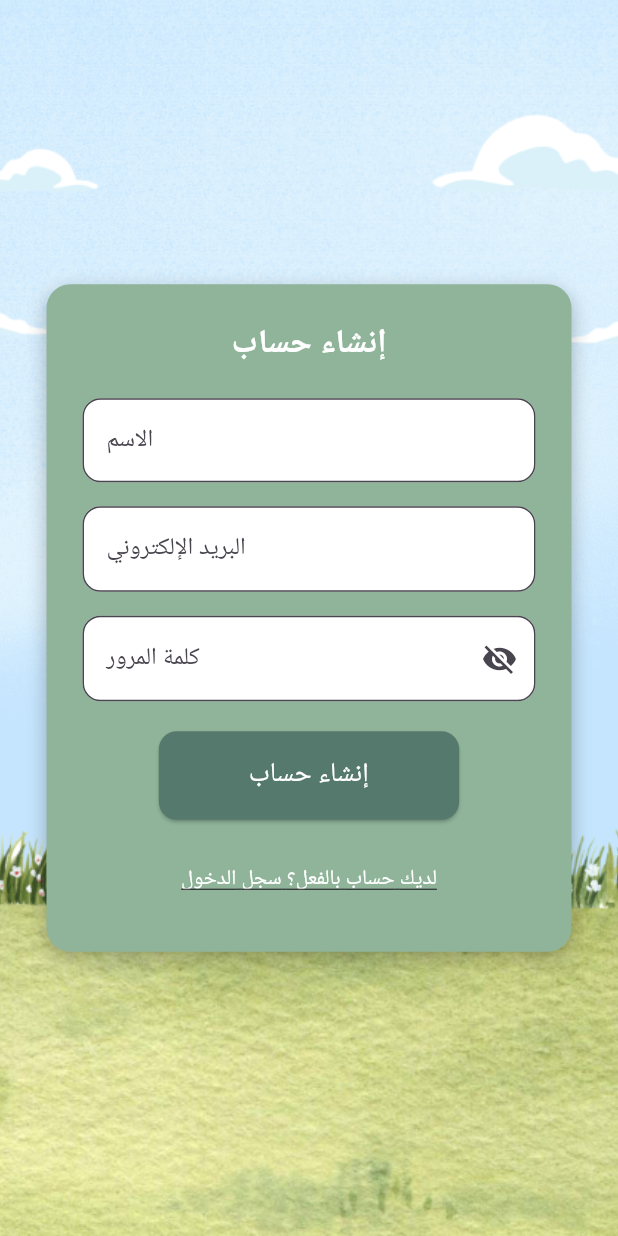
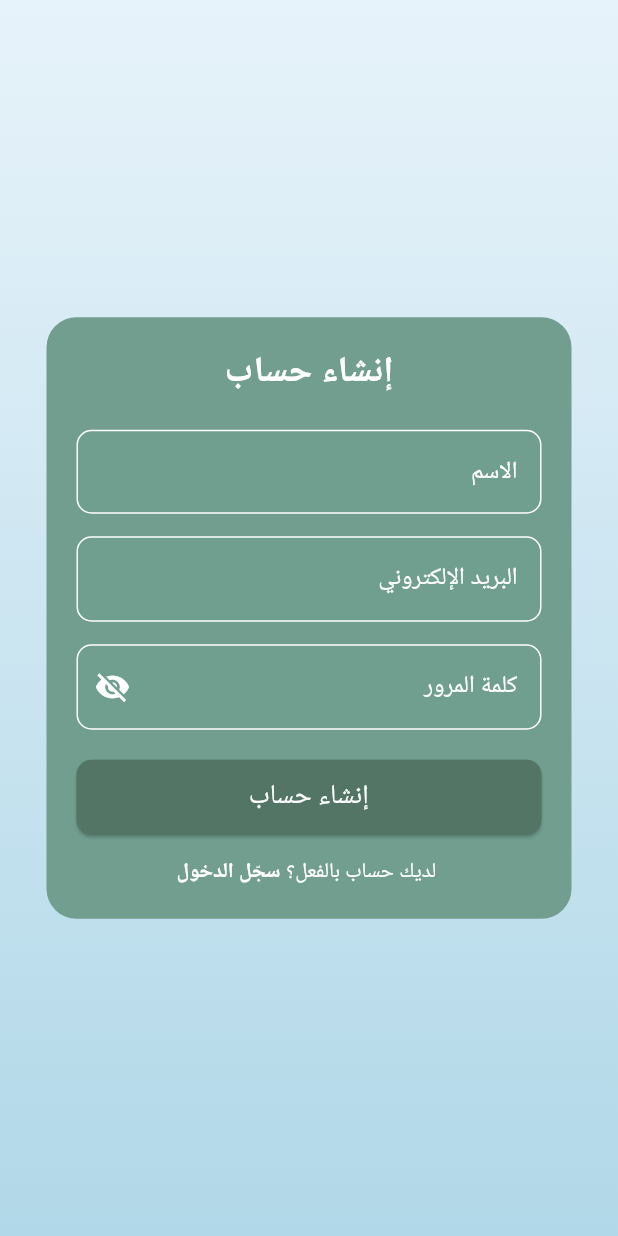
Before and after one commit to thurayax/SAGER, a Flutter app: the RegistrationScreen screen opened by its route, on a phone screen of 412 x 824 dp. Run offline on Flutter 3.47's test engine with Material 3 defaults, Android fonts, the phone set to English and light mode, and no system bars; our stand-ins replace fl_chart, flutter_tts, supabase_flutter; accounts and stored records are empty.

Commit message:
Update registration_screen.dart

```diff
--- a/lib/screens/registration_screen.dart
+++ b/lib/screens/registration_screen.dart
@@ -1,163 +1,294 @@
 import 'package:flutter/material.dart';
 import 'package:supabase_flutter/supabase_flutter.dart';
+import 'package:autism_app/screens/login_screen.dart';
 
-class RegistrationScreen extends StatelessWidget {
+class RegistrationScreen extends StatefulWidget {
+  const RegistrationScreen({Key? key}) : super(key: key);
+
+  @override
+  _RegistrationScreenState createState() => _RegistrationScreenState();
+}
+
+class _RegistrationScreenState extends State<RegistrationScreen> {
+  final _formKey = GlobalKey<FormState>();
+  bool _isPasswordVisible = false;
   final TextEditingController nameController = TextEditingController();
   final TextEditingController emailController = TextEditingController();
   final TextEditingController passwordController = TextEditingController();
 
-  void register(BuildContext context) async {
+  // Name validation function
+  String? _validateName(String? value) {
+    if (value == null || value.isEmpty) {
+      return 'يرجى إدخال الاسم';
+    }
+
+    // Regular expression for validating only letters (Arabic and English)
+    final nameRegex = RegExp(r'^[a-zA-Z\u0600-\u06FF ]+$');
+
+    if (!nameRegex.hasMatch(value)) {
+      return ' يجب أن يحتوي الاسم على أحرف فقط';
+    }
+    return null;
+  }
+
+  // Email validation function
+  String? _validateEmail(String? value) {
+    if (value == null || value.isEmpty) {
+      return 'يرجى إدخال البريد الإلكتروني';
+    }
+
+    // Regular expression for validating email
+    final emailRegex = RegExp(
+      r'^[a-zA-Z0-9]+([._-]?[a-zA-Z0-9]+)*@[a-zA-Z0-9-]+(\.[a-zA-Z]{2,})+$',
+    );
+
+    if (!emailRegex.hasMatch(value)) {
+      return 'يرجى إدخال بريد إلكتروني صحيح';
+    }
+    return null;
+  }
+
+  // Password validation function
+  String? _validatePassword(String? value) {
+    if (value == null || value.isEmpty) {
+      return 'يرجى إدخال كلمة المرور';
+    }
+
+    // Password requirements
+    final passwordRegex = RegExp(
+      r'^(?=.*[A-Z])(?=.*[a-z])(?=.*\d)(?=.*[!@#\$&*~]).{8,16}$',
+    );
+
+    if (!passwordRegex.hasMatch(value)) {
+      return 'الحد الأدنى لكلمة المرور (8-16 حرف بالإنجليزية) \n :يجب أن تتضمن \n أحرف كبيرة وصغيرة \n أرقام \n رموز (مثل: ! , # , @)';
+    }
+    return null;
+  }
+
+  // Register method using Supabase
+  Future<void> register(BuildContext context) async {
+    if (_formKey.currentState!.validate()) {
       try {
-      // تسجيل المستخدم مع تمرير الاسم كـ metadata
         final response = await Supabase.instance.client.auth.signUp(
           email: emailController.text,
           password: passwordController.text,
-        data: {'name': nameController.text}, // إضافة الاسم
+          data: {'name': nameController.text},
         );
 
-      // التحقق من نجاح عملية التسجيل
         if (response.user != null) {
           ScaffoldMessenger.of(context).showSnackBar(
             const SnackBar(content: Text('تم إنشاء الحساب بنجاح!')),
           );
-        Navigator.pop(context); // العودة إلى الشاشة السابقة
+          Navigator.pop(context); // Navigate back to login
         } else if (response.session == null) {
           ScaffoldMessenger.of(context).showSnackBar(
-          const SnackBar(content: Text('فشل إنشاء الحساب. يرجى المحاولة مرة أخرى.')),
+            const SnackBar(
+                content: Text('فشل إنشاء الحساب. يرجى المحاولة مرة أخرى.')),
           );
         }
       } on AuthException catch (e) {
-      // معالجة الأخطاء الخاصة بالمصادقة
         ScaffoldMessenger.of(context).showSnackBar(
           SnackBar(content: Text('خطأ في المصادقة: ${e.message}')),
         );
       } catch (e) {
-      // معالجة الأخطاء العامة
         ScaffoldMessenger.of(context).showSnackBar(
           SnackBar(content: Text('حدث خطأ غير متوقع: $e')),
         );
+      }
     }
   }
 
   @override
   Widget build(BuildContext context) {
     return Scaffold(
-      body: Stack(
-        children: [
-          // الخلفية
-          Positioned.fill(
-            child: Image.asset(
-              'assets/images/Blue and Green.png', // المسار الخاص بالخلفية
-              fit: BoxFit.cover,
+      body: Container(
+        width: double.infinity,
+        decoration: const BoxDecoration(
+          gradient: LinearGradient(
+            begin: Alignment.topCenter,
+            end: Alignment.bottomCenter,
+            colors: [
+              Color(0xFFE7F3FA),
+              Color(0xFFB1D8E8),
+            ],
           ),
         ),
-          Center(
-            child: SingleChildScrollView(
+        child: Center(
           child: Container(
-                width: 350, // عرض المربع
-                padding: const EdgeInsets.all(24),
+            padding: const EdgeInsets.all(20.0),
+            width: 350,
             decoration: BoxDecoration(
-                  color: const Color(0xFF8FB49A),
-                  borderRadius: BorderRadius.circular(16),
-                  boxShadow: [
-                    BoxShadow(
-                      color: Colors.black26,
-                      blurRadius: 10,
-                      offset: Offset(0, 4),
+              color: const Color(0xFF719E8F),
+              borderRadius: BorderRadius.circular(20),
             ),
-                  ],
-                ),
+            child: Form(
+              key: _formKey,
               child: Column(
                 mainAxisSize: MainAxisSize.min,
                 children: [
                   const Text(
                     'إنشاء حساب',
                     style: TextStyle(
-                        fontSize: 22,
+                      fontSize: 24,
                       fontWeight: FontWeight.bold,
                       color: Colors.white,
                     ),
-                      textAlign: TextAlign.center,
                   ),
                   const SizedBox(height: 20),
-                    // حقل الاسم
-                    TextField(
+
+                  // Name Field
+                  TextFormField(
                     controller: nameController,
+                    textAlign: TextAlign.right,
                     decoration: InputDecoration(
                       hintText: 'الاسم',
+                      hintStyle: const TextStyle(
+                        color: Colors.white,
+                        fontWeight: FontWeight.normal,
+                      ),
                       filled: true,
-                        fillColor: Colors.white,
-                        border: OutlineInputBorder(
-                          borderRadius: BorderRadius.circular(12),
+                      fillColor: const Color(0xFF709E8F),
+                      enabledBorder: OutlineInputBorder(
+                        borderRadius: BorderRadius.circular(10),
+                        borderSide:
+                            const BorderSide(color: Colors.white, width: 1),
+                      ),
+                      focusedBorder: OutlineInputBorder(
+                        borderRadius: BorderRadius.circular(10),
+                        borderSide:
+                            const BorderSide(color: Colors.white, width: 1),
                       ),
                     ),
+                    validator: _validateName, // Name validation
                   ),
-                    const SizedBox(height: 16),
-                    // حقل البريد الإلكتروني
-                    TextField(
+                  const SizedBox(height: 15),
+
+                  // Email Field
+                  TextFormField(
                     controller: emailController,
+                    textAlign: TextAlign.right,
                     decoration: InputDecoration(
                       hintText: 'البريد الإلكتروني',
+                      hintStyle: const TextStyle(
+                        color: Colors.white,
+                        fontWeight: FontWeight.normal,
+                      ),
                       filled: true,
-                        fillColor: Colors.white,
-                        border: OutlineInputBorder(
-                          borderRadius: BorderRadius.circular(12),
+                      fillColor: const Color(0xFF709E8F),
+                      enabledBorder: OutlineInputBorder(
+                        borderRadius: BorderRadius.circular(10),
+                        borderSide:
+                            const BorderSide(color: Colors.white, width: 1),
+                      ),
+                      focusedBorder: OutlineInputBorder(
+                        borderRadius: BorderRadius.circular(10),
+                        borderSide:
+                            const BorderSide(color: Colors.white, width: 1),
                       ),
                     ),
+                    validator: _validateEmail, // Email validation
                   ),
-                    const SizedBox(height: 16),
-                    // حقل كلمة المرور
-                    TextField(
+                  const SizedBox(height: 15),
+
+                  // Password Field
+                  TextFormField(
                     controller: passwordController,
-                      obscureText: true,
+                    textAlign: TextAlign.right,
+                    obscureText: !_isPasswordVisible,
                     decoration: InputDecoration(
                       hintText: 'كلمة المرور',
+                      hintStyle: const TextStyle(
+                        color: Colors.white,
+                        fontWeight: FontWeight.normal,
+                      ),
                       filled: true,
-                        fillColor: Colors.white,
-                        border: OutlineInputBorder(
-                          borderRadius: BorderRadius.circular(12),
+                      fillColor: const Color(0xFF709E8F),
+                      prefixIcon: IconButton(
+                        icon: Icon(
+                          _isPasswordVisible
+                              ? Icons.visibility
+                              : Icons.visibility_off,
+                          color: Colors.white,
                         ),
-                        suffixIcon: Icon(Icons.visibility_off),
+                        onPressed: () {
+                          setState(() {
+                            _isPasswordVisible = !_isPasswordVisible;
+                          });
+                        },
+                      ),
+                      enabledBorder: OutlineInputBorder(
+                        borderRadius: BorderRadius.circular(10),
+                        borderSide:
+                            const BorderSide(color: Colors.white, width: 1),
+                      ),
+                      focusedBorder: OutlineInputBorder(
+                        borderRadius: BorderRadius.circular(10),
+                        borderSide:
+                            const BorderSide(color: Colors.white, width: 1),
                       ),
                     ),
+                    validator: _validatePassword, // Password validation
+                  ),
                   const SizedBox(height: 20),
-                    // زر التسجيل
+
+                  // Sign Up Button
                   ElevatedButton(
-                      onPressed: () => register(context),
                     style: ElevatedButton.styleFrom(
-                        backgroundColor: const Color(0xFF56796D),
-                        padding: const EdgeInsets.symmetric(
-                            vertical: 16, horizontal: 60),
+                      backgroundColor: const Color(0xFF527566),
+                      minimumSize: const Size(double.infinity, 50),
                       shape: RoundedRectangleBorder(
-                          borderRadius: BorderRadius.circular(12),
+                        borderRadius: BorderRadius.circular(10),
                       ),
                     ),
+                    onPressed: () {
+                      register(context);
+                    },
                     child: const Text(
                       'إنشاء حساب',
                       style: TextStyle(
                           fontSize: 18,
                           color: Colors.white,
+                          fontWeight: FontWeight.normal),
+                    ),
+                  ),
+                  const SizedBox(height: 15),
+
+                  // Login Prompt
+                  Row(
+                    mainAxisAlignment: MainAxisAlignment.center,
+                    children: [
+                      GestureDetector(
+                        onTap: () {
+                          Navigator.push(
+                            context,
+                            MaterialPageRoute(
+                                builder: (context) => const LoginScreen()),
+                          );
+                        },
+                        child: MouseRegion(
+                          cursor: SystemMouseCursors.click,
+                          onHover: (_) {
+                            setState(() {});
+                          },
+                          child: Text(
+                            'سجّل الدخول',
+                            style: const TextStyle(
+                                color: Colors.white,
+                                fontWeight: FontWeight.bold),
                           ),
                         ),
                       ),
-                    const SizedBox(height: 16),
-                    // رابط تسجيل الدخول
-                    TextButton(
-                      onPressed: () => Navigator.pop(context),
-                      child: const Text(
-                        'لديك حساب بالفعل؟ سجل الدخول',
-                        style: TextStyle(
-                          color: Colors.white,
-                          decoration: TextDecoration.underline,
+                      const Text(
+                        ' لديك حساب بالفعل؟ ',
+                        style: TextStyle(color: Colors.white),
                       ),
-                      ),
+                    ],
                   ),
                 ],
               ),
             ),
           ),
         ),
-        ],
       ),
     );
   }
```
Lines whose indentation alone changed are shown as unchanged.
